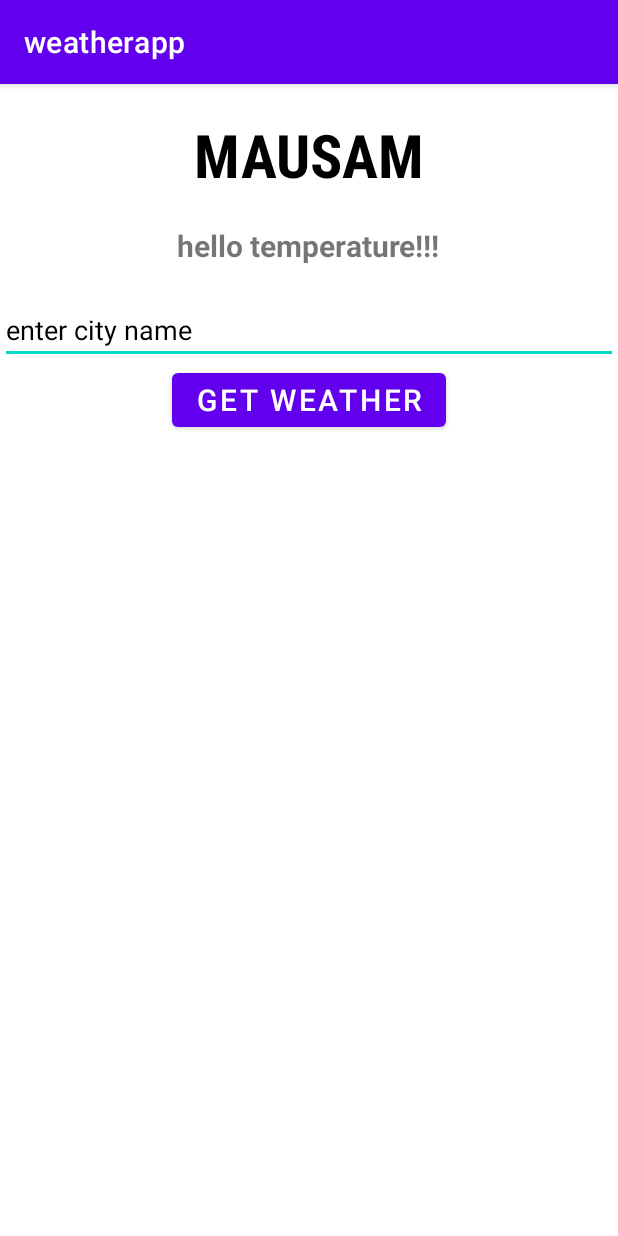
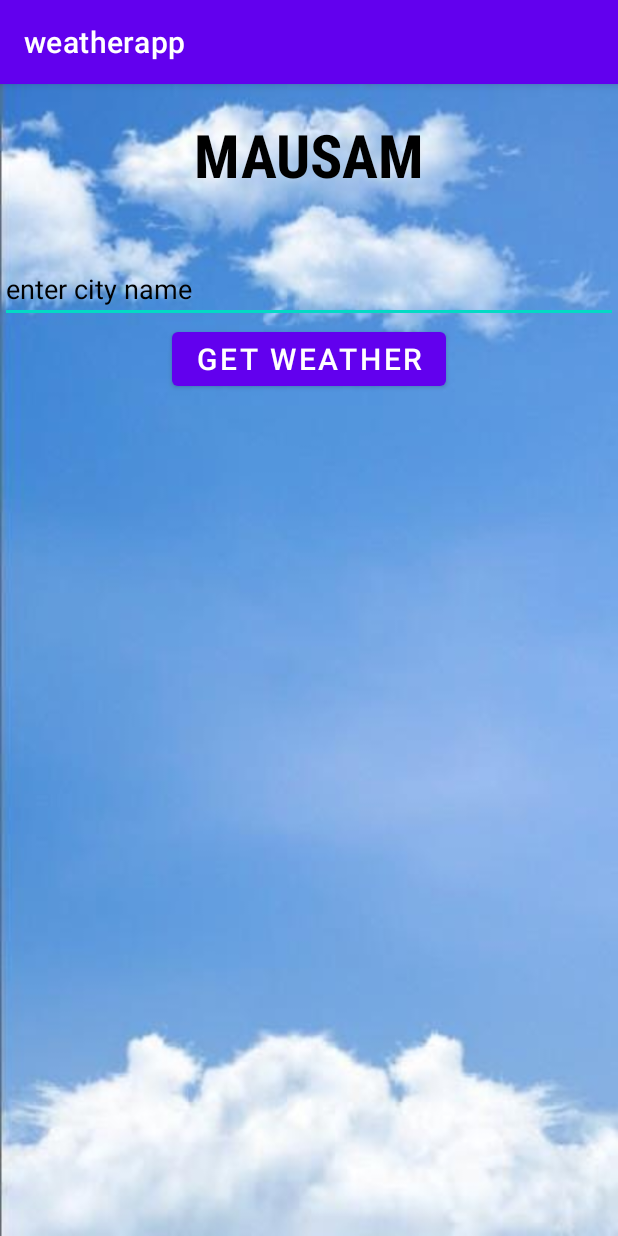
Before and after one commit to ha-wk/android-projects, an Android app: the screen it shows after launch (MainActivity), on a phone screen of 412 x 824 dp. Run offline under Robolectric (Android 15) with nearby library versions, the phone set to English and light mode, and no system bars; our stand-ins replace Volley.

Commit message:
weather app added

```diff
--- a/app/src/main/java/com/example/weatherapp/MainActivity.java
+++ b/app/src/main/java/com/example/weatherapp/MainActivity.java
@@ -20,13 +20,16 @@ import org.json.JSONObject;
 
 public class MainActivity extends AppCompatActivity {
     EditText edit;
-    TextView text;
+    TextView text,text1,text2;
     @Override
     protected void onCreate(Bundle savedInstanceState) {
         super.onCreate(savedInstanceState);
         setContentView(R.layout.activity_main);
         edit=findViewById(R.id.edit);
         text=findViewById(R.id.text);
+        text1=findViewById(R.id.text1);
+        text2=findViewById(R.id.text2);
+
     }
     public void get(View v)
     {
@@ -40,8 +43,12 @@ public class MainActivity extends AppCompatActivity {
                 try {
                     JSONObject object = response.getJSONObject("main");
                     String temperature = object.getString("temp");
+                    String humidity = object.getString("humidity");
+                    String pressure = object.getString("pressure");
                     Double temp=Double.parseDouble(temperature)-273.15;
                     text.setText("Temperature is "+temp.toString().substring(0,2)+" degree C");
+                    text1.setText("Humidity is "+humidity.toString().substring(0,2)+"%");
+                    text2.setText("Pressure is "+pressure.toString().substring(0,2)+" hPa");
                 } catch (JSONException e) {
                     e.printStackTrace();
                     Toast.makeText(getApplicationContext(),e.getMessage(),Toast.LENGTH_LONG).show();
--- a/app/src/main/res/layout/activity_main.xml
+++ b/app/src/main/res/layout/activity_main.xml
@@ -5,7 +5,8 @@
     android:layout_width="match_parent"
     android:layout_height="match_parent"
     tools:context=".MainActivity"
-    android:orientation="vertical">
+    android:orientation="vertical"
+    android:background="@drawable/weather">
 
     <TextView
         android:layout_width="match_parent"
@@ -21,18 +22,7 @@
         android:fontFamily="sans-serif-condensed-medium"
         />
 
-    <TextView
-        android:layout_width="wrap_content"
-        android:layout_height="wrap_content"
-        android:text="hello temperature!!!"
-        android:textSize="20dp"
-        android:textStyle="bold"
-        android:gravity="center_horizontal"
-        android:layout_gravity="center_horizontal"
-        app:layout_constraintBottom_toBottomOf="parent"
-        app:layout_constraintLeft_toLeftOf="parent"
-        app:layout_constraintRight_toRightOf="parent"
-        app:layout_constraintTop_toTopOf="parent" />
+
 
 
     <EditText
@@ -56,11 +46,28 @@
         android:layout_width="match_parent"
         android:layout_height="wrap_content"
         android:layout_gravity="center_horizontal"
-        android:textSize="45dp"
+        android:textSize="30dp"
         android:textColor="@color/black"
         android:layout_marginTop="20dp"
         android:id="@+id/text"
         />
-
+    <TextView
+        android:layout_width="match_parent"
+        android:layout_height="wrap_content"
+        android:layout_gravity="center_horizontal"
+        android:textSize="30dp"
+        android:textColor="@color/black"
+        android:layout_marginTop="20dp"
+        android:id="@+id/text1"
+        />
+    <TextView
+        android:layout_width="match_parent"
+        android:layout_height="wrap_content"
+        android:layout_gravity="center_horizontal"
+        android:textSize="30dp"
+        android:textColor="@color/black"
+        android:layout_marginTop="20dp"
+        android:id="@+id/text2"
+        />
 
 </LinearLayout>
```
Also changed, not shown: app/src/main/res/drawable-v24/weather.jpeg (added).
